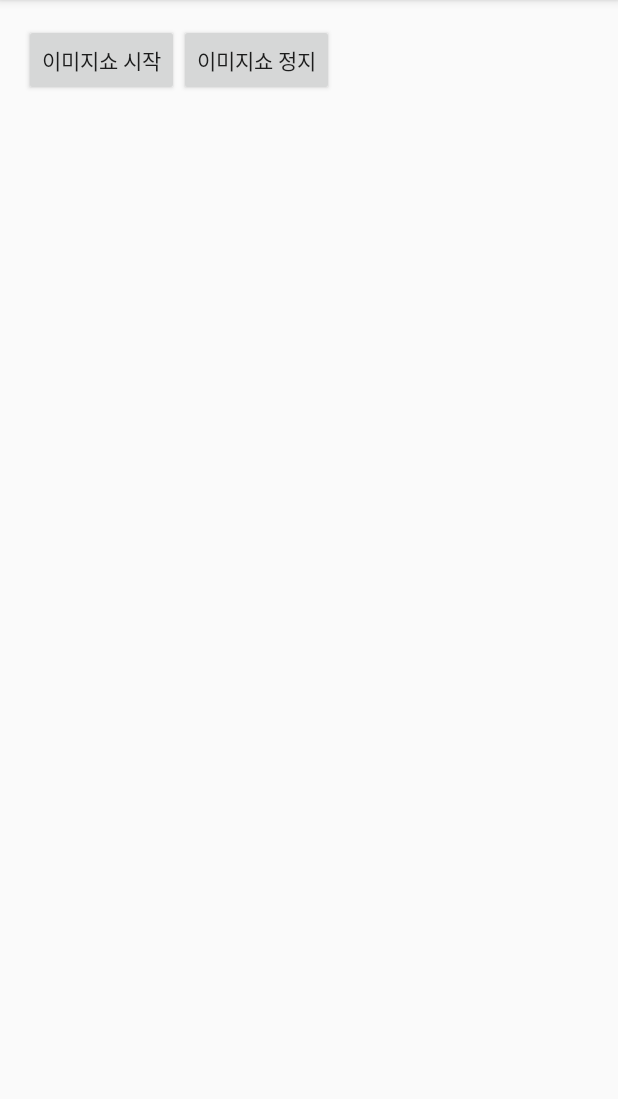
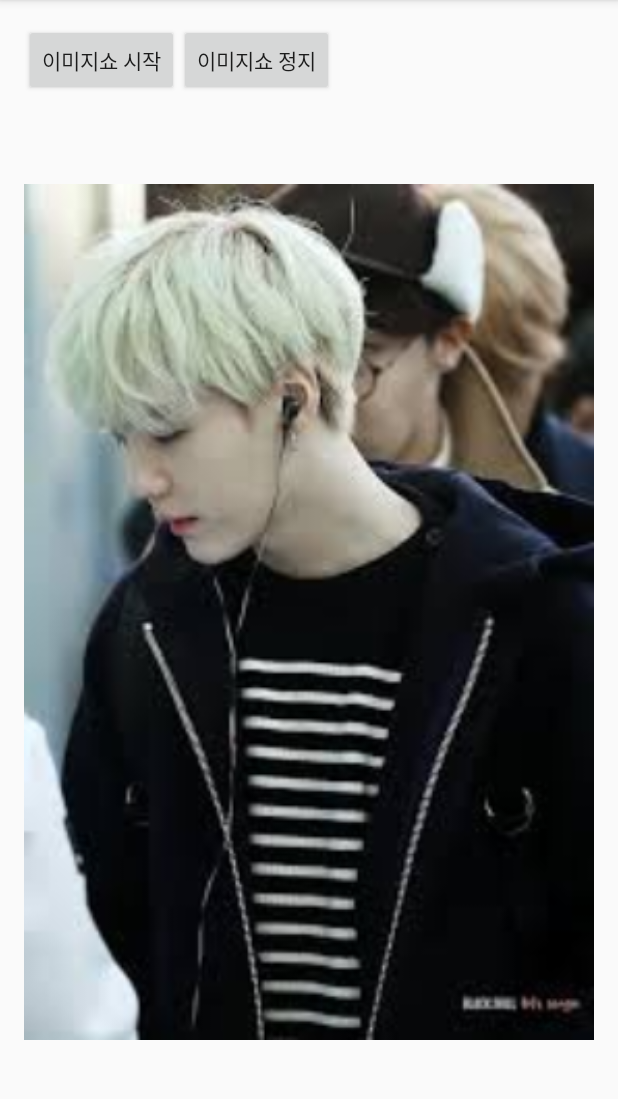
Before and after one commit to nahyeonkim/imageSlideShow, an Android app: the screen it shows after launch (MainActivity), on a phone screen of 412 x 824 dp, the part 84-1183 px from its top. Run offline under Robolectric (Android 15) with nearby library versions, the phone set to English and light mode, and no system bars.

Commit message:
#2 EventProgramming

```diff
--- a/app/src/main/java/kr/hs/emirim/nahyeonkim/imageslideshow/MainActivity.java
+++ b/app/src/main/java/kr/hs/emirim/nahyeonkim/imageslideshow/MainActivity.java
@@ -2,12 +2,36 @@ package kr.hs.emirim.nahyeonkim.imageslideshow;
 
 import android.support.v7.app.AppCompatActivity;
 import android.os.Bundle;
+import android.view.View;
+import android.widget.Button;
+import android.widget.ViewFlipper;
 
-public class MainActivity extends AppCompatActivity {
+public class MainActivity extends AppCompatActivity implements View.OnClickListener{
 
+    ViewFlipper flip;
     @Override
     protected void onCreate(Bundle savedInstanceState) {
         super.onCreate(savedInstanceState);
         setContentView(R.layout.activity_main);
+        flip=(ViewFlipper)findViewById(R.id.view_flip);
+        flip.setFlipInterval(1000);
+        Button butStart=(Button)findViewById(R.id.but_start);
+        butStart.setOnClickListener(this);
+        Button butStop=(Button)findViewById(R.id.but_stop);
+        butStop.setOnClickListener(this);
+    }
+
+    /**
+     * Called when a view has been clicked.
+     *
+     * @param v The view that was clicked.
+     */
+    @Override
+    public void onClick(View v) {
+        switch (v.getId())
+        {
+            case R.id.but_start: flip.startFlipping(); break;
+            case R.id.but_stop: flip.stopFlipping(); break;
+        }
     }
 }
--- a/app/src/main/res/layout/activity_main.xml
+++ b/app/src/main/res/layout/activity_main.xml
@@ -7,7 +7,8 @@
     android:paddingLeft="@dimen/activity_horizontal_margin"
     android:paddingRight="@dimen/activity_horizontal_margin"
     android:paddingTop="@dimen/activity_vertical_margin"
-    tools:context="kr.hs.emirim.nahyeonkim.imageslideshow.MainActivity">
+    tools:context="kr.hs.emirim.nahyeonkim.imageslideshow.MainActivity"
+    android:orientation="vertical">
 
    <LinearLayout
        android:layout_width="match_parent"
@@ -40,5 +41,6 @@
             android:src="@drawable/img03"
             android:layout_width="match_parent"
             android:layout_height="match_parent" />
+
     </ViewFlipper>
 </LinearLayout>
```
Also changed, not shown: app/src/main/res/drawable/icon1.jpg (added), app/src/main/res/drawable/icon2.jpg (added), app/src/main/res/drawable/icon3.jpg (added).
